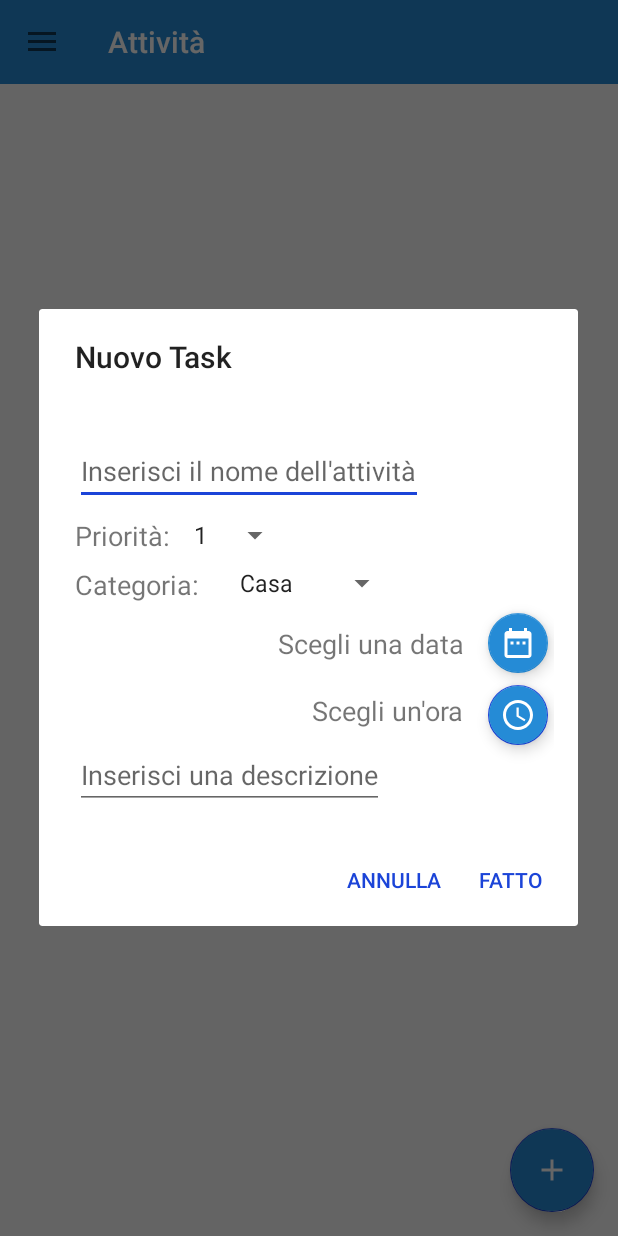
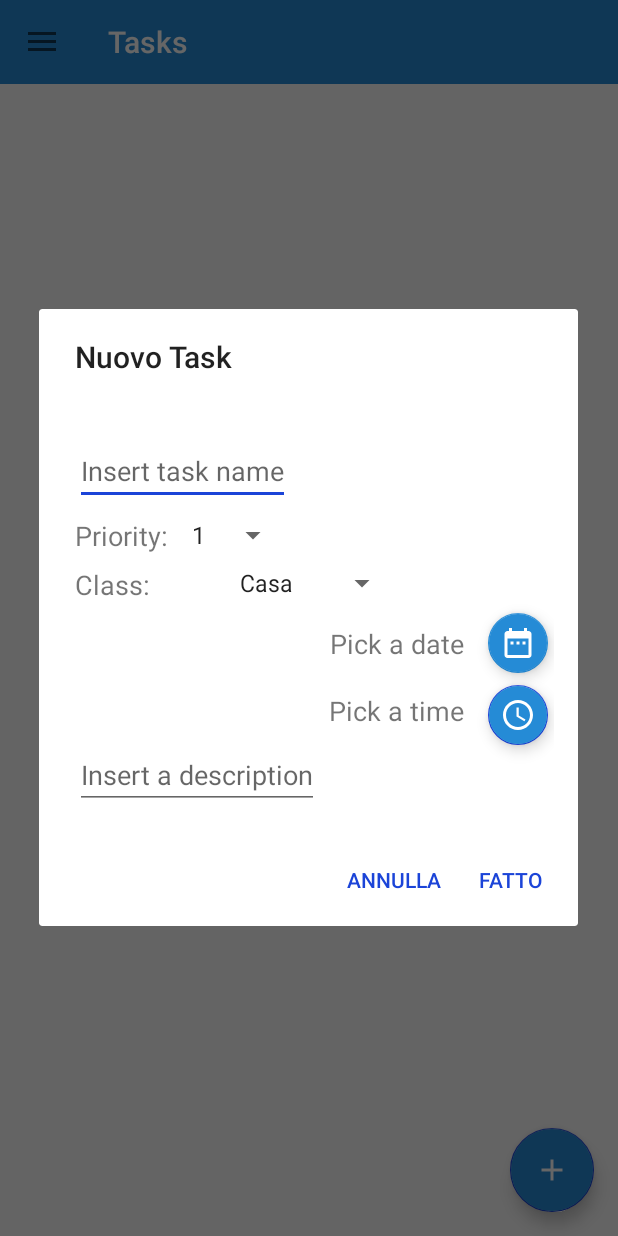
Before and after one commit to Zacomo/Istentu, an Android app: the screen it shows after launch (MainActivity), after a tap on an icon or button, on a phone screen of 412 x 824 dp. Run offline under Robolectric (Android 15) with nearby library versions, the phone set to English and light mode, and no system bars.

Commit message:
Implementazione localizzazione. Inglese lingua di default.

```diff
--- a/app/src/main/res/layout/layout_sort_task_dialog.xml
+++ b/app/src/main/res/layout/layout_sort_task_dialog.xml
@@ -1,7 +1,6 @@
 <?xml version="1.0" encoding="utf-8"?>
 <androidx.constraintlayout.widget.ConstraintLayout xmlns:android="http://schemas.android.com/apk/res/android"
     xmlns:app="http://schemas.android.com/apk/res-auto"
-    xmlns:tools="http://schemas.android.com/tools"
     android:orientation="horizontal"
     android:layout_width="match_parent"
     android:layout_height="match_parent"
--- a/app/src/main/res/menu/menu_item.xml
+++ b/app/src/main/res/menu/menu_item.xml
@@ -3,24 +3,24 @@
 
     <item
         android:id="@+id/sort"
-        android:title="Ordina"/>
+        android:title="@string/drawerMenu_sort"/>
     <item
         android:id="@+id/filter"
-        android:title="Filtra"/>
+        android:title="@string/drawerMenu_filter"/>
     <item
         android:id="@+id/addClass"
-        android:title="Aggiungi una classe"/>
+        android:title="@string/drawerMenu_addClass"/>
     <item
         android:id="@+id/removeClass"
-        android:title="Rimuovi una classe"/>
+        android:title="@string/drawerMenu_removeClass"/>
     <item
         android:id="@+id/notificationPreferences"
-        android:title="Preferenze notifiche"/>
+        android:title="@string/drawerMenu_notificationsPreferences"/>
     <item
         android:id="@+id/usageGraph"
-        android:title="Vedi statistiche"/>
+        android:title="@string/drawerMenu_usageCharts"/>
     <item
         android:id="@+id/info"
-        android:title="Info"/>
+        android:title="@string/drawerMenu_info"/>
 
 </menu>
--- a/app/src/main/res/values/strings.xml
+++ b/app/src/main/res/values/strings.xml
@@ -9,68 +9,73 @@
     </string-array>
 
     <string-array name="sort_types">
-        <item>Priorità</item>
-        <item>Data</item>
-        <item>Nome</item>
+        <item>Priority</item>
+        <item>Date</item>
+        <item>Name</item>
     </string-array>
 
     <string-array name="sort_order">
-        <item>Ascendente</item>
-        <item>Discendente</item>
+        <item>Ascendant</item>
+        <item>Descendant</item>
     </string-array>
 
     <string-array name="chart_types">
-        <item>Grafico priorità</item>
-        <item>Grafico stato attività</item>
+        <item>Priority chart</item>
+        <item>Status chart</item>
     </string-array>
 
     <string name="drawerOpen">drawerOpen</string>
     <string name="drawerClose">drawerClose</string>
 
-    <string name="mainActivity">Attività</string>
-    <string name="postpone_date_text">Scegli una data</string>
-    <string name="postpone_time_text">Scegli un\'ora</string>
-    <string name="done_text">Fatto</string>
-    <string name="drawerLayout_menu_text">Menù</string>
-    <string name="addDialog_nameActivityHint">Inserisci il nome dell\'attività</string>
-    <string name="addDialog_priority_text">Priorità:</string>
-    <string name="addDialog_class_text">Categoria:</string>
-    <string name="addDialog_date_text">Scegli una data</string>
-    <string name="addDialog_time_text">Scegli un\'ora</string>
-    <string name="addDialog_descriptionActivity_hint">Inserisci una descrizione</string>
-    <string name="sortDialog_sortBy_text">Ordina per:</string>
-    <string name="mainActivity_insertData_success">Attività aggiunta!</string>
-    <string name="mainActivity_moreInfoDialog_title">Cosa vuoi fare con</string>
-    <string name="mainActivity_moreInfoDialog_ModifyTask">Modifica attività</string>
-    <string name="mainActivity_moreInfoDialog_setAsRunning">Segna come \"in corso\"</string>
-    <string name="mainActivity_moreInfoDialog_setAsDone">Segna come \"completata\"</string>
-    <string name="mainActivity_moreInfoDialog_setAsWaiting">Segna come \"in attesa\"</string>
-    <string name="cancel_text">Annulla</string>
-    <string name="mainActivity_filterDialog_title">Filtra per classe</string>
-    <string name="mainActivity_filterDialog_message">Scegli la classe da visualizzare</string>
-    <string name="mainActivity_filterDialog_notCompleted">Non completate</string>
-    <string name="mainActivity_filterDialog_completed">Completate</string>
-    <string name="mainActivity_filterDialog_all">Tutte</string>
-    <string name="mainActivity_addClassDialog_title">Nuova classe</string>
-    <string name="mainActivity_addClassDialog_message">Inserisci il nome di una nuova classe:</string>
-    <string name="mainActivity_addClassDialog_classAlreadyExists">Classe già presente!</string>
-    <string name="mainActivity_removeDialog_title">Rimuovi classe</string>
-    <string name="mainActivity_removeDialog_message">Scegli la classe da rimuovere:</string>
-    <string name="mainActivity_notificationPreferencesDialog_title">Filtro notifiche per priorità</string>
-    <string name="mainActivity_notificationPreferencesDialog_message">Scegli la priorità minima per ricevere una notifica</string>
-    <string name="infoActivity_message">La parola Istèntu vuol dire (fare) tardi, indugio, da istentàre, cioè attendere, fare tardi, perdita di tempo, ma era una parola che definiva un espediente per intrattenere i bambini.
-        Quando le madri volevano sedare l’irrequietezza dei loro piccoli o volevano tenerli lontano per un certo lasso di tempo, escogitavano un ingannevole espediente: li mandavano a casa di qualche parente o conoscente dicendo loro
-        «vae dae tzia Maria …a ti dare s’istèntu
-        vai da zia Maria e dille di darti s’istèntu».
-        S’istèntu vuol dire, appunto, una perdita di tempo, ma il bambino, non conoscen-do il vero significato della parola, aspettava un qualcosa di materiale, una bella sorpresa, un qualcosa che però non arrivava mai.
-        Trascorso un bel po’ di tempo fra le richieste continue di dargli s’istèntu, da parte del bambino, e la solita risposta della donna (lu so irhande = lo sto cercando per dartelo), alla fine, passato un bel po’ di tempo, la tzia rimandava il piccolo dalla propria madre dicendo: «che l’ammus accabàu (s’istèntu) = non ne ho più, l’abbiamo finito», ma lo scopo di far trascorrere un del tempo e far rimanere il bimbo calmo nell’ingannevole attesa era stato raggiunto.
-        Testo Luuuuuuuuuuuuuuuuuuuuuuuuuuuuuunghissimo e caraaaaaaaaaaaaaaaaaatteriiiiiiiiiiiiiiiiiiiiiiiiii a casssooooooooooooooooooooooooooooo
-        Testo Luuuuuuuuuuuuuuuuuuuuuuuuuuuuuunghissimo e caraaaaaaaaaaaaaaaaaatteriiiiiiiiiiiiiiiiiiiiiiiiii a casssooooooooooooooooooooooooooooo
-        Testo Luuuuuuuuuuuuuuuuuuuuuuuuuuuuuunghissimo e caraaaaaaaaaaaaaaaaaatteriiiiiiiiiiiiiiiiiiiiiiiiii a casssooooooooooooooooooooooooooooo
+    <string name="infoActivity_repositoryLink"> Check my <a href = "https://github.com/Zacomo/Istentu">repository</a></string>
+    <string name="infoActivity_message_title">Why \"Istentapp\"?</string>
+    <string name="infoActivity_author">Author: Zacomo</string>
+    <string name="drawerMenu_sort">Sort</string>
+    <string name="drawerMenu_filter">Filter</string>
+    <string name="drawerMenu_addClass">Add new class</string>
+    <string name="drawerMenu_removeClass">Remove a class</string>
+    <string name="drawerMenu_notificationsPreferences">Notifications preferences</string>
+    <string name="drawerMenu_usageCharts">Check usage charts</string>
+    <string name="drawerMenu_info">Info</string>
+
+    <string name="mainActivity">Tasks</string>
+    <string name="postpone_date_text">Pick a date</string>
+    <string name="postpone_time_text">Pick a time</string>
+    <string name="done_text">Done</string>
+    <string name="drawerLayout_menu_text">Menu</string>
+    <string name="addDialog_nameActivityHint">Insert task name</string>
+    <string name="addDialog_priority_text">Priority:</string>
+    <string name="addDialog_class_text">Class:</string>
+    <string name="addDialog_date_text">Pick a date</string>
+    <string name="addDialog_time_text">Pick a time</string>
+    <string name="addDialog_descriptionActivity_hint">Insert a description</string>
+    <string name="sortDialog_sortBy_text">Sort by:</string>
+    <string name="mainActivity_insertData_success">Task added!</string>
+    <string name="mainActivity_moreInfoDialog_title">What do you want to do with</string>
+    <string name="mainActivity_moreInfoDialog_ModifyTask">Modify task</string>
+    <string name="mainActivity_moreInfoDialog_setAsRunning">Set as \"running\"</string>
+    <string name="mainActivity_moreInfoDialog_setAsDone">Set as \"done\"</string>
+    <string name="mainActivity_moreInfoDialog_setAsWaiting">Set as \"waiting\"</string>
+    <string name="cancel_text">Cancel</string>
+    <string name="mainActivity_filterDialog_title">Filter by class</string>
+    <string name="mainActivity_filterDialog_message">Choose the class you\'re interested in</string>
+    <string name="mainActivity_filterDialog_notCompleted">Not completed</string>
+    <string name="mainActivity_filterDialog_completed">Completed</string>
+    <string name="mainActivity_filterDialog_all">All</string>
+    <string name="mainActivity_addClassDialog_title">New class</string>
+    <string name="mainActivity_addClassDialog_message">Insert the name of the new class:</string>
+    <string name="mainActivity_addClassDialog_classAlreadyExists">Class already inserted!</string>
+    <string name="mainActivity_removeDialog_title">Remove class</string>
+    <string name="mainActivity_removeDialog_message">Choose the class you want to remove:</string>
+    <string name="mainActivity_notificationPreferencesDialog_title">Notifications filter by priority</string>
+    <string name="mainActivity_notificationPreferencesDialog_message">Choose minimum priority needed for a task to send a notification</string>
+    <string name="infoActivity_title">Info on Istentapp</string>
+    <string name="infoActivity_message">Istentapp is composed by <i>\"Istèntu\"</i> + app.\n
+The sardinian word istèntu comes from <i>\"istèntare\"</i>, which means waiting, being late, to waste time.\n
+However <i>\"s\'istèntu\"</i> was a trick used by parents to keep their kids entertained, so that they won\'t create any problem: it consisted in sending the child (or the children) to a relative\'s house by telling the kids <i>\"go to aunt Maria and tell her to give you \"s\'istèntu\"\"</i>.\n
+Istèntu means \"waste of time\" and the child, unfamiliar with the term, expects something material which will never come.\n
+In fact, after a while (even several hours), between child\'s requests of giving him s\'istèntu and the corresponding aunt\'s answers \"wait, I\'m looking for it\", the woman will send his nephew/niece at his/her home saying: \"I don\'t have any, we\'ve run out of it"; at this point though, the child has already spent several hours away, allowing his parent to complete his commitment without any trouble.\n\n
+I\'ve decided to use this name for both my origins and the fact that I think this is a tool that helps keeping any distraction away.
     </string>
-    <string name="infoActivity_title">Su Istentapp:</string>
-    <string name="infoActivity_repositoryLink"> Vedi il <a href = "https://github.com/Zacomo/Istentu">repository</a></string>
-    <string name="infoActivity_message_title">Perchè \"Istentapp\"?</string>
-    <string name="infoActivity_author">Autore: Zacomo</string>
 
 </resources>
```
Also changed, not shown: 1 other file.
